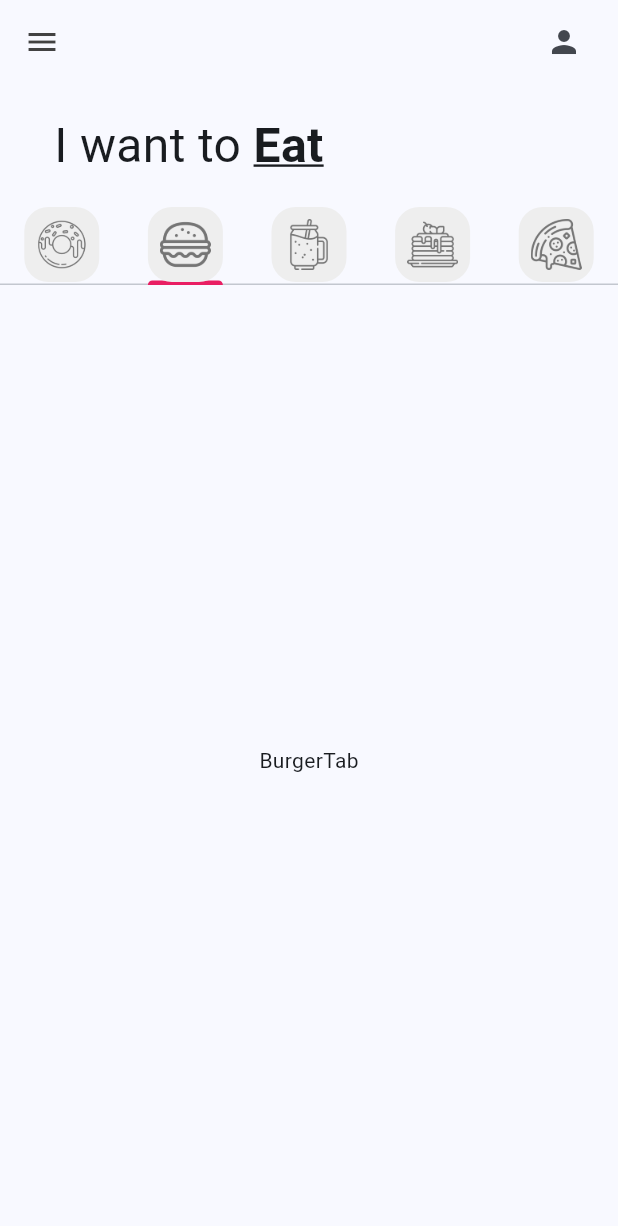
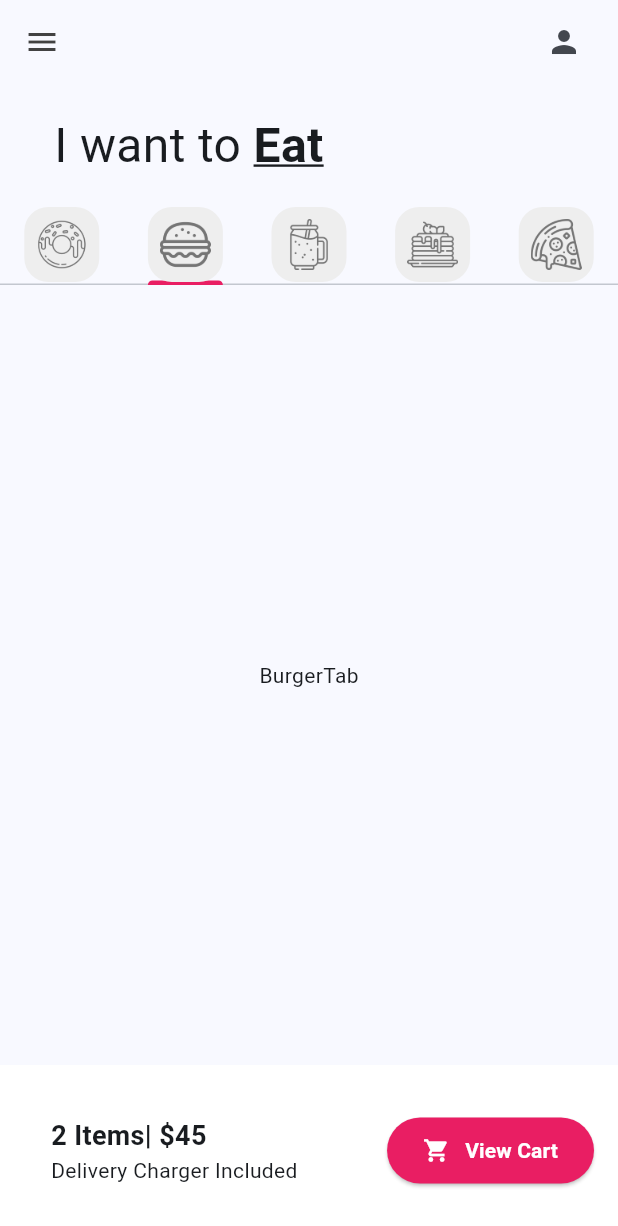
Before and after one commit to ANGELORTIZCH/donut_app_2c_angelortiz, a Flutter app: the screen it shows after launch, tab 2 chosen, on a phone screen of 412 x 824 dp. Shown: the top 1226 px of the screen. Run offline on Flutter 3.47's test engine with Material 3 defaults, Android fonts, the phone set to English and light mode, and no system bars.

Commit message:
UI finished

```diff
--- a/app_donut_angel/lib/pages/home_pages.dart
+++ b/app_donut_angel/lib/pages/home_pages.dart
@@ -71,10 +71,57 @@ class _HomePageState extends State<HomePage> {
                   PizzaTab(),
                 ],
               ),
-            )
+            ),
             //Contenido de pestañas (TabBarView)
 
             //Carrito(cart)
+            Container(
+                color: Colors.white,
+                padding: EdgeInsets.all(16),
+                child: Row(
+                  // Esto alinea los elementos a los extremos
+                  mainAxisAlignment: MainAxisAlignment.spaceBetween,
+                  children: [
+                    Padding(
+                      padding: const EdgeInsets.all(18.0),
+                      child: Column(
+                        // Alinear horizontalmente una columna
+                        crossAxisAlignment: CrossAxisAlignment.start,
+                        children: [
+                          Text("2 Items| \$45",
+                              style: TextStyle(
+                                  fontSize: 18, fontWeight: FontWeight.bold)),
+                          Text("Delivery Charger Included"),
+                        ],
+                      ),
+                    ),
+                    ElevatedButton(
+                        onPressed: () {},
+                        style: ElevatedButton.styleFrom(
+                            backgroundColor: Colors.pink,
+                            padding: const EdgeInsets.symmetric(
+                              horizontal: 24,
+                              vertical: 12,
+                            )),
+                        child: const Row(
+                          children: [
+                            Icon(
+                              Icons.shopping_cart,
+                              color: Colors.white,
+                            ),
+                            SizedBox(
+                              width: 10,
+                            ),
+                            Text(
+                              "View Cart",
+                              style: TextStyle(
+                                  color: Colors.white,
+                                  fontWeight: FontWeight.bold),
+                            ),
+                          ],
+                        ))
+                  ],
+                ))
           ],
         ),
       ),
```
